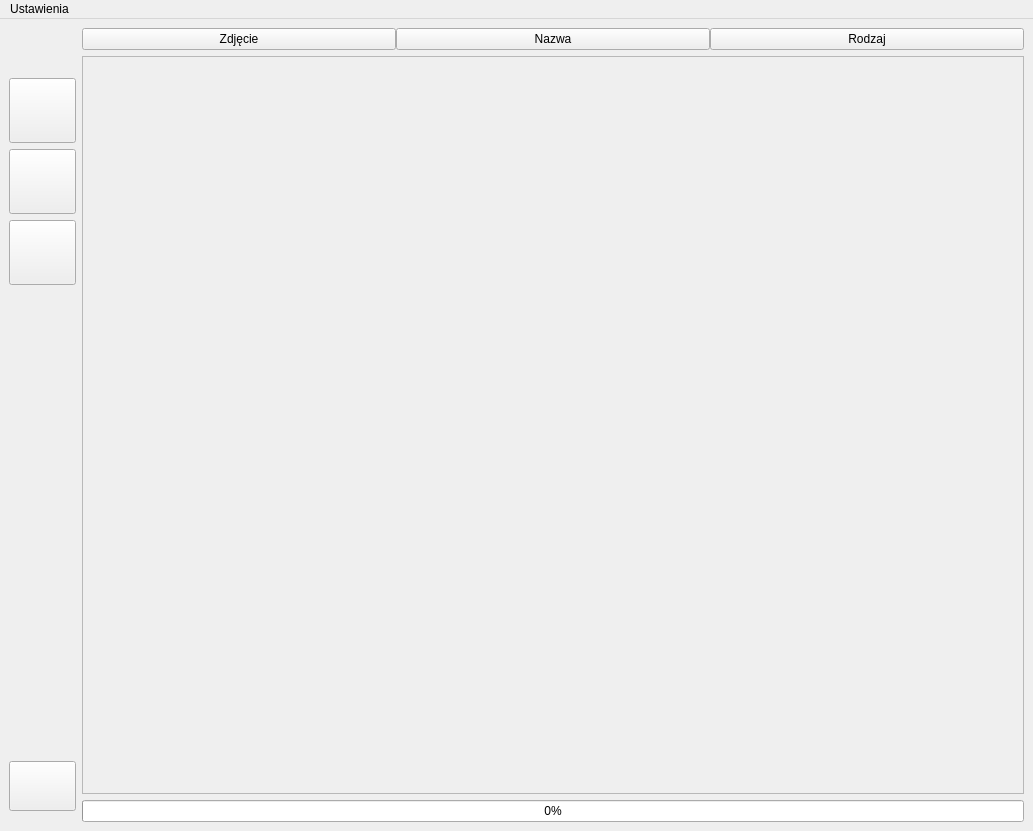
Qt form gui/zawartosc/designer/gui_designer.ui (MariuszAKS/Projekt_IO) before a commit.
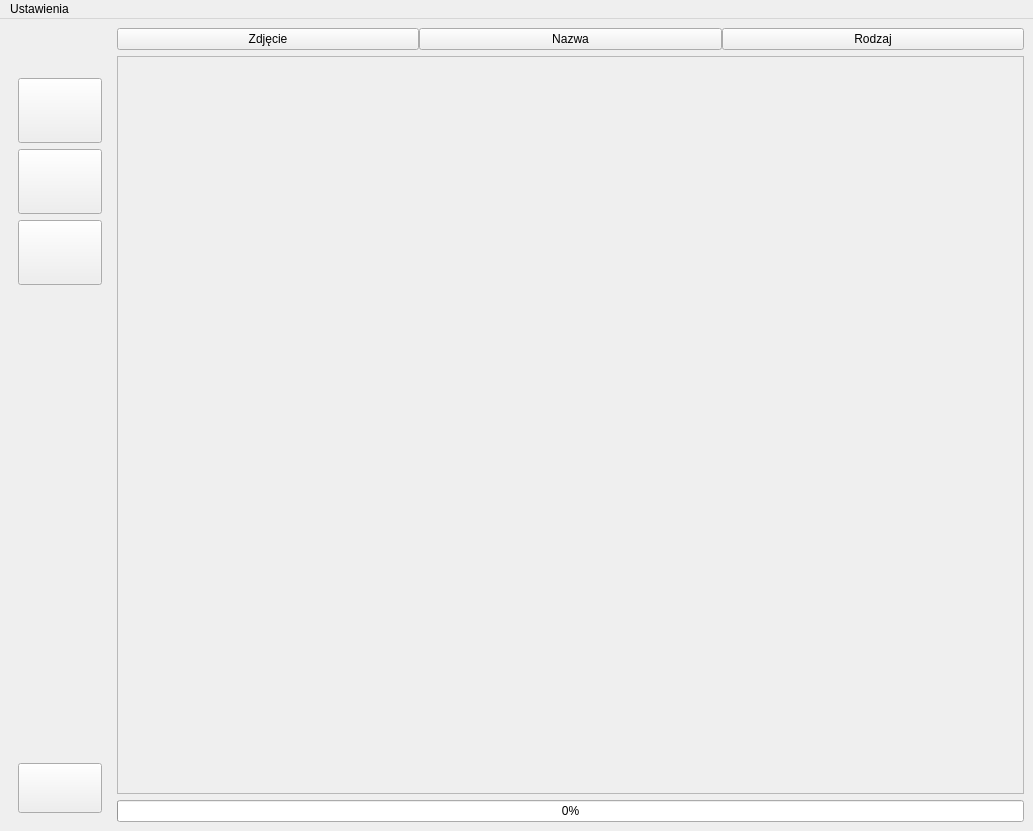
The same form after that commit. Icons and pictures are not drawn.

Patch:
```diff
--- a/gui/zawartosc/designer/gui_designer.ui
+++ b/gui/zawartosc/designer/gui_designer.ui
@@ -22,32 +22,8 @@
   <widget class="QWidget" name="centralwidget">
    <layout class="QHBoxLayout" name="horizontalLayout_2">
     <item>
-     <widget class="QWidget" name="boczny" native="true">
-      <property name="enabled">
-       <bool>true</bool>
-      </property>
-      <property name="minimumSize">
-       <size>
-        <width>67</width>
-        <height>0</height>
-       </size>
-      </property>
-      <property name="maximumSize">
-       <size>
-        <width>67</width>
-        <height>16777215</height>
-       </size>
-      </property>
-      <widget class="QWidget" name="layoutWidget">
-       <property name="geometry">
-        <rect>
-         <x>0</x>
-         <y>0</y>
-         <width>67</width>
-         <height>783</height>
-        </rect>
-       </property>
-       <layout class="QVBoxLayout" name="pasek_boczny">
+     <widget class="QWidget" name="pasek_boczny" native="true">
+      <layout class="QVBoxLayout" name="pasek_boczny_rozstawienie">
         <property name="topMargin">
          <number>50</number>
         </property>
@@ -55,7 +31,7 @@
          <widget class="QPushButton" name="przycisk_dodaj">
           <property name="minimumSize">
            <size>
-            <width>65</width>
+           <width>84</width>
             <height>65</height>
            </size>
           </property>
@@ -85,7 +61,7 @@
          <widget class="QPushButton" name="przycisk_eksport">
           <property name="minimumSize">
            <size>
-            <width>50</width>
+           <width>84</width>
             <height>65</height>
            </size>
           </property>
@@ -130,7 +106,7 @@
          <widget class="QPushButton" name="przycisk_wyczysc">
           <property name="minimumSize">
            <size>
-            <width>0</width>
+           <width>84</width>
             <height>65</height>
            </size>
           </property>
@@ -201,7 +177,6 @@
          </widget>
         </item>
        </layout>
-      </widget>
      </widget>
     </item>
     <item>
@@ -219,12 +194,6 @@
           <property name="cursor">
            <cursorShape>ArrowCursor</cursorShape>
           </property>
-          <property name="focusPolicy">
-           <enum>Qt::StrongFocus</enum>
-          </property>
-          <property name="layoutDirection">
-           <enum>Qt::LeftToRight</enum>
-          </property>
           <property name="locale">
            <locale language="Polish" country="Poland"/>
           </property>
@@ -234,12 +203,6 @@
           <property name="checkable">
            <bool>false</bool>
           </property>
-          <property name="autoDefault">
-           <bool>false</bool>
-          </property>
-          <property name="default">
-           <bool>false</bool>
-          </property>
           <property name="flat">
            <bool>false</bool>
           </property>
@@ -295,17 +258,14 @@
           <rect>
            <x>0</x>
            <y>0</y>
-           <width>933</width>
-           <height>711</height>
+           <width>913</width>
+           <height>703</height>
           </rect>
          </property>
          <property name="layoutDirection">
           <enum>Qt::LeftToRight</enum>
          </property>
          <layout class="QVBoxLayout" name="verticalLayout_2">
-          <property name="sizeConstraint">
-           <enum>QLayout::SetDefaultConstraint</enum>
-          </property>
           <property name="bottomMargin">
            <number>11</number>
           </property>
```
Left out of the diff: 19 changed lines with no effect on the pictures. Lines whose indentation alone changed are shown as unchanged.
